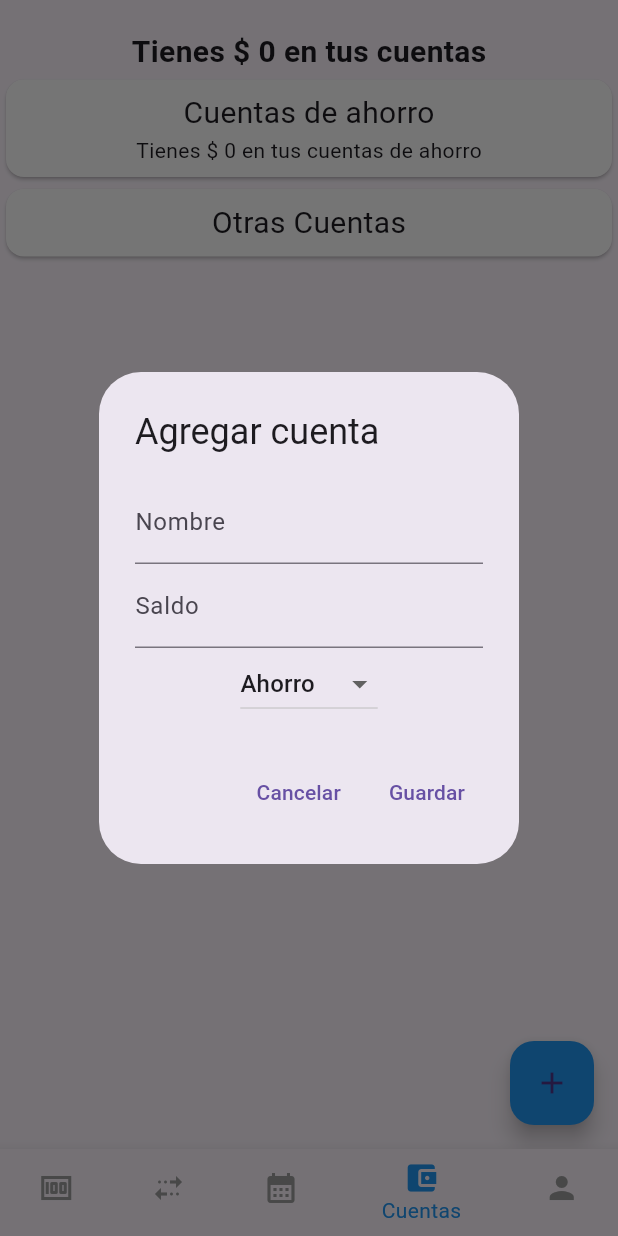
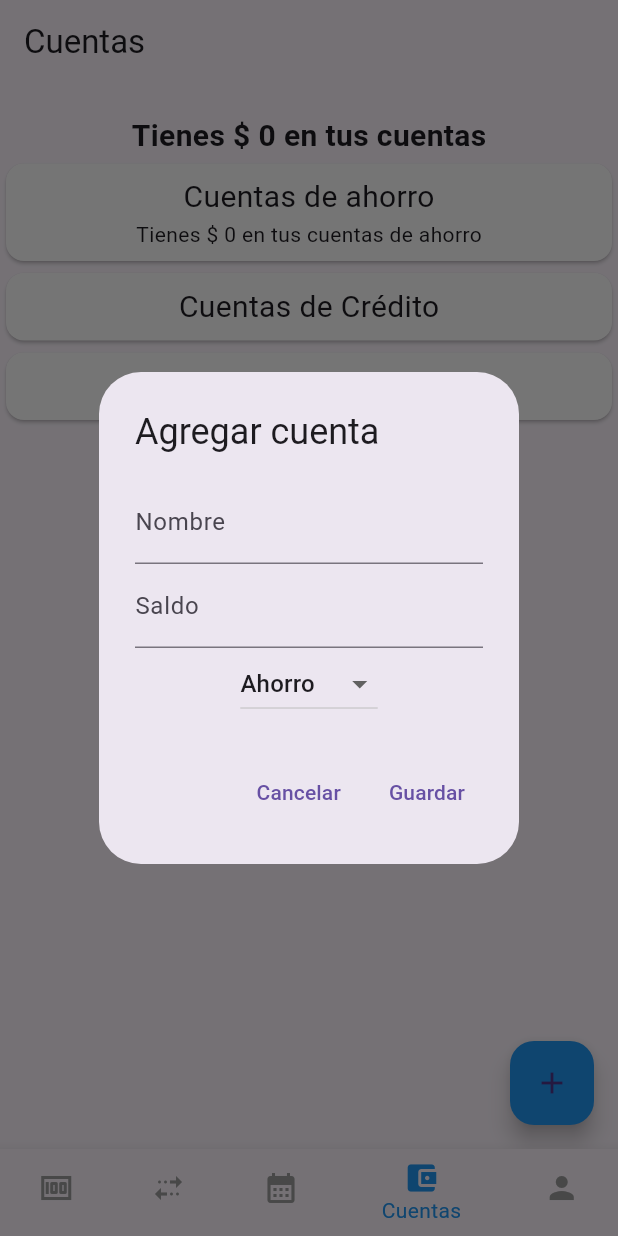
Before and after one commit to DR-Barros/appFinanzas, a Flutter app: the screen it shows after launch, item 4 of the bottom bar chosen, after a tap on the "add" icon, on a phone screen of 412 x 824 dp. Run offline on Flutter 3.47's test engine with Material 3 defaults, Android fonts, the phone set to English and light mode, and no system bars; our stand-ins replace logger, shared_preferences; accounts and stored records are empty.

Commit message:
FEAT(accounts): se agrega cuenta credito

```diff
--- a/lib/controllers/app_controller.dart
+++ b/lib/controllers/app_controller.dart
@@ -10,6 +10,7 @@ import 'package:shared_preferences/shared_preferences.dart';
 
 class AppController {
   User? user;
+  bool showPlanningIncome = false;
 
   // Singleton instance of AppController.
   static final AppController _instance = AppController._internal();
@@ -184,7 +185,7 @@ class AppController {
     }
   }
 
-  // Method to get the currents accounts of the user
+  /// Method to get the currents accounts of the user
   List<Account> getCurrentAccounts() {
     if (user != null) {
       return user!.accounts
@@ -196,7 +197,19 @@ class AppController {
     }
   }
 
-  // Method to get the SaveAccounts of the user
+  /// Method to get the CreditAccounts of the user
+  List<Account> getCreditAccounts() {
+    if (user != null) {
+      return user!.accounts
+          .where((account) => account.type == 'credit')
+          .map((account) => account)
+          .toList();
+    } else {
+      return [];
+    }
+  }
+
+  /// Method to get the SaveAccounts of the user
   List<Account> getSaveAccounts() {
     if (user != null) {
       return user!.accounts
--- a/lib/models/user.dart
+++ b/lib/models/user.dart
@@ -67,7 +67,7 @@ class User {
 
   /// Method to add an account to the user's list of accounts.
   void addAccount(String name, int balance, String type) {
-    String typeAccount = type == 'Ahorro' ? 'savings' : 'current';
+    String typeAccount = type == 'Ahorro' ? 'savings' : type == 'Corriente' ? 'current' : 'credit';
     final account = Account(
       id: accounts.length,
       name: name,
--- a/lib/views/screens/accounts_screen.dart
+++ b/lib/views/screens/accounts_screen.dart
@@ -19,14 +19,13 @@ class _AccountsScreenState extends State<AccountsScreen> {
     String dineroAhorro = appController.getSaveBalanceString();
     List<Account> cuentas = appController.getSaveAccounts();
     List<Account> accounts = appController.getCurrentAccounts();
-    for (var cuenta in cuentas) {
-      print(cuenta.name + ' ' + cuenta.id.toString());
-    }
-    for (var cuenta in accounts) {
-      print(cuenta.name + ' ' + cuenta.id.toString());
-    }
+    List<Account> credit = appController.getCreditAccounts();
     return Scaffold(
-      body: Column(
+      appBar: AppBar(
+        title: const Text('Cuentas'),
+      ),
+      body: SingleChildScrollView(
+        child: Column(
           children: <Widget>[
             const SizedBox(height: 20),
             Text(
@@ -65,6 +64,29 @@ class _AccountsScreenState extends State<AccountsScreen> {
               child: Column(
                 children: <Widget>[
                   const Text(
+                    'Cuentas de Crédito',
+                    style: TextStyle(fontSize: 20),
+                  ),
+                  ListView.builder(
+                    shrinkWrap: true,
+                    itemCount: credit.length,
+                    itemBuilder: (context, index) {
+                      final cuenta = credit[index];
+                      return ListTile(
+                        title: Text(cuenta.name),
+                        subtitle: Text(cuenta.balance.toString()),
+                      );
+                    },
+                  ),
+                ],
+              ),
+            )),
+            Card(
+                child: Padding(
+              padding: const EdgeInsets.all(8.0),
+              child: Column(
+                children: <Widget>[
+                  const Text(
                     'Otras Cuentas',
                     style: TextStyle(fontSize: 20),
                   ),
@@ -82,7 +104,9 @@ class _AccountsScreenState extends State<AccountsScreen> {
                 ],
               ),
             )),
+
           ],
+        ),
       ),
       floatingActionButton: FloatingActionButton(
         onPressed: () {
--- a/lib/views/screens/planning_screen.dart
+++ b/lib/views/screens/planning_screen.dart
@@ -43,7 +43,8 @@ class _PlanningScreenState extends State<PlanningScreen> {
         appBar: AppBar(
           title: const Text('Planificación de gastos'),
         ),
-        body: Column(
+        body: SingleChildScrollView(
+          child:  Column(
             children: <Widget>[
               Row(
                 children: <Widget>[
@@ -123,6 +124,7 @@ class _PlanningScreenState extends State<PlanningScreen> {
               ),
             ],
           ),
+        ),
         floatingActionButton: FloatingActionButton(
           onPressed: () => {
             showAddPlanningModal(context, currentDate,
--- a/lib/views/screens/user_screen.dart
+++ b/lib/views/screens/user_screen.dart
@@ -18,7 +18,11 @@ class _UserScreenState extends State<UserScreen> {
       appBar: AppBar(
         title: const Text('Usuario'),
       ),
-      body: Column(
+      body:
+
+      Column(
+        mainAxisAlignment: MainAxisAlignment.center,
+        crossAxisAlignment: CrossAxisAlignment.center,
         children: <Widget>[
           Text(
             'Bienvenido $userName',
--- a/lib/views/widgets/add_account_modal.dart
+++ b/lib/views/widgets/add_account_modal.dart
@@ -31,7 +31,7 @@ void showAddAccountModal(BuildContext context, VoidCallback callback) {
               ),
               DropdownButton<String>(
                 value: type,
-                items: <String>['Ahorro', 'Corriente']
+                items: <String>['Ahorro', 'Corriente', 'Crédito']
                     .map<DropdownMenuItem<String>>((String value) {
                   return DropdownMenuItem<String>(
                     value: value,
```
Lines whose indentation alone changed are shown as unchanged.
